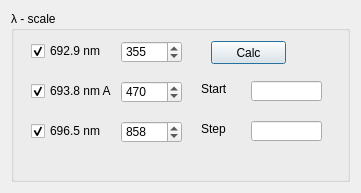
First picture: the form in laborIott/instruments/Andor/VInst/JYLambda.ui, repository Kassikakk/laborIott, before the edit.
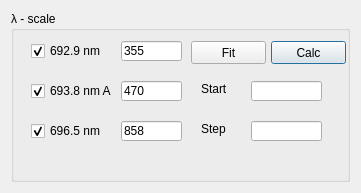
Second picture: the form after the edit.

Commit message: JY ne line fitting

Diff of the .ui file:
```diff
--- a/laborIott/instruments/Andor/VInst/JYLambda.ui
+++ b/laborIott/instruments/Andor/VInst/JYLambda.ui
@@ -47,22 +47,6 @@
        <bool>true</bool>
       </property>
      </widget>
-     <widget class="QSpinBox" name="NeSpin1">
-      <property name="geometry">
-       <rect>
-        <x>110</x>
-        <y>30</y>
-        <width>61</width>
-        <height>22</height>
-       </rect>
-      </property>
-      <property name="maximum">
-       <number>1024</number>
-      </property>
-      <property name="value">
-       <number>355</number>
-      </property>
-     </widget>
      <widget class="QLineEdit" name="startEdit">
       <property name="geometry">
        <rect>
@@ -112,7 +96,7 @@
      <widget class="QPushButton" name="calcLmbdButt">
       <property name="geometry">
        <rect>
-        <x>200</x>
+        <x>260</x>
         <y>30</y>
         <width>75</width>
         <height>23</height>
@@ -141,22 +125,6 @@
        <bool>true</bool>
       </property>
      </widget>
-     <widget class="QSpinBox" name="NeSpin2">
-      <property name="geometry">
-       <rect>
-        <x>110</x>
-        <y>70</y>
-        <width>61</width>
-        <height>22</height>
-       </rect>
-      </property>
-      <property name="maximum">
-       <number>1024</number>
-      </property>
-      <property name="value">
-       <number>470</number>
-      </property>
-     </widget>
      <widget class="QCheckBox" name="NeCheck3">
       <property name="geometry">
        <rect>
@@ -173,20 +141,59 @@
        <bool>true</bool>
       </property>
      </widget>
-     <widget class="QSpinBox" name="NeSpin3">
+     <widget class="QPushButton" name="fitPxelButt">
+      <property name="geometry">
+       <rect>
+        <x>180</x>
+        <y>30</y>
+        <width>75</width>
+        <height>23</height>
+       </rect>
+      </property>
+      <property name="text">
+       <string>Fit</string>
+      </property>
+      <property name="checkable">
+       <bool>false</bool>
+      </property>
+     </widget>
+     <widget class="QLineEdit" name="NeEdit1">
+      <property name="geometry">
+       <rect>
+        <x>110</x>
+        <y>30</y>
+        <width>61</width>
+        <height>20</height>
+       </rect>
+      </property>
+      <property name="text">
+       <string>355</string>
+      </property>
+     </widget>
+     <widget class="QLineEdit" name="NeEdit2">
+      <property name="geometry">
+       <rect>
+        <x>110</x>
+        <y>70</y>
+        <width>61</width>
+        <height>20</height>
+       </rect>
+      </property>
+      <property name="text">
+       <string>470</string>
+      </property>
+     </widget>
+     <widget class="QLineEdit" name="NeEdit3">
       <property name="geometry">
        <rect>
         <x>110</x>
         <y>110</y>
         <width>61</width>
-        <height>22</height>
+        <height>20</height>
        </rect>
       </property>
-      <property name="maximum">
-       <number>1024</number>
-      </property>
-      <property name="value">
-       <number>858</number>
+      <property name="text">
+       <string>858</string>
       </property>
      </widget>
     </widget>
```
The commit also changes 3 other files.
